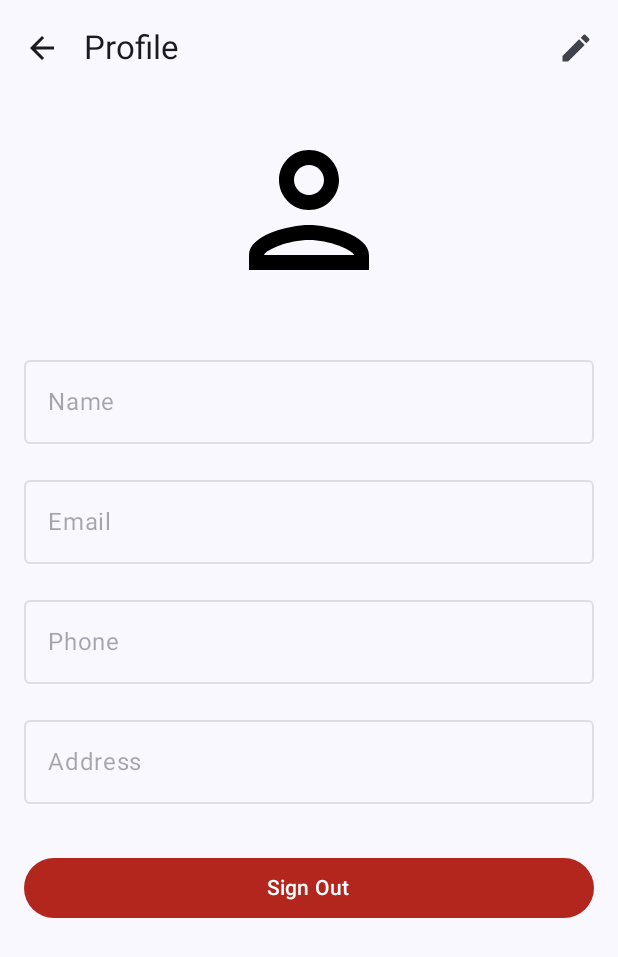
After one commit to Prashanthreddy0123/S3253352, an Android app built with Jetpack Compose: the ProfileScreen screen opened through its navigation route, on a phone screen of 412 x 824 dp. The commit adds this screen. Shown: the top 957 px of the screen. Run offline under Robolectric (Android 15) with nearby library versions, the phone set to English and light mode, and no system bars; our stand-ins replace Dagger/Hilt's generated code, Firebase (no records; nobody signed in at launch, a user with empty details on screens opened directly), Room's generated code; network calls fail; pictures from the network do not load.

Commit message:
commit 15

```diff
--- a/app/build.gradle.kts
+++ b/app/build.gradle.kts
@@ -53,6 +53,7 @@ android {
 }
 
 dependencies {
+    implementation("androidx.compose.material:material-icons-extended:1.7.5")
     implementation("androidx.navigation:navigation-compose:2.8.3")
 
     // Firebase
--- a/app/src/main/java/uk/ac/tees/mad/estore/MainActivity.kt
+++ b/app/src/main/java/uk/ac/tees/mad/estore/MainActivity.kt
@@ -24,6 +24,7 @@ import uk.ac.tees.mad.estore.ui.screens.checkout.CheckoutScreen
 import uk.ac.tees.mad.estore.ui.screens.favorite.FavoritesScreen
 import uk.ac.tees.mad.estore.ui.screens.home.HomeScreen
 import uk.ac.tees.mad.estore.ui.screens.productdetail.ProductDetailsScreen
+import uk.ac.tees.mad.estore.ui.screens.profile.ProfileScreen
 import uk.ac.tees.mad.estore.ui.theme.EstoreTheme
 
 @AndroidEntryPoint
@@ -46,9 +47,11 @@ sealed class Screen(val route: String) {
     object ProductDetails : Screen("product_details/{productId}") {
         fun createRoute(productId: String) = "product_details/$productId"
     }
+
     object Checkout : Screen("checkout/{productId}") {
         fun createRoute(productId: String) = "checkout/$productId"
     }
+
     object Profile : Screen("profile")
     object Favorites : Screen("favorites")
 }
@@ -65,10 +68,11 @@ fun EstoreNavigation(
             Screen.ProductDetails.route,
             arguments = listOf(navArgument("productId") { type = NavType.StringType })
         ) { ProductDetailsScreen(navController = navController) }
-        composable(Screen.Checkout.route,
+        composable(
+            Screen.Checkout.route,
             arguments = listOf(navArgument("productId") { type = NavType.StringType })
         ) { CheckoutScreen(navController) }
-        composable(Screen.Profile.route) { }
+        composable(Screen.Profile.route) { ProfileScreen(navController) }
         composable(Screen.Favorites.route) { FavoritesScreen(navController) }
     }
 }
--- a/app/src/main/java/uk/ac/tees/mad/estore/di/AppModule.kt
+++ b/app/src/main/java/uk/ac/tees/mad/estore/di/AppModule.kt
@@ -3,6 +3,8 @@ package uk.ac.tees.mad.estore.di
 import android.content.Context
 import androidx.room.Room
 import com.google.firebase.auth.FirebaseAuth
+import com.google.firebase.firestore.FirebaseFirestore
+import com.google.firebase.storage.FirebaseStorage
 import dagger.Module
 import dagger.Provides
 import dagger.hilt.InstallIn
@@ -26,6 +28,15 @@ object AppModule {
     @Provides
     @Singleton
     fun provideFirebaseAuth(): FirebaseAuth = FirebaseAuth.getInstance()
+
+    @Provides
+    @Singleton
+    fun provideFirebaseFirestore(): FirebaseFirestore = FirebaseFirestore.getInstance()
+
+
+    @Provides
+    @Singleton
+    fun provideFirebaseStorage(): FirebaseStorage = FirebaseStorage.getInstance()
 
     @Provides
     @Singleton
--- a/app/src/main/java/uk/ac/tees/mad/estore/ui/screens/home/HomeScreen.kt
+++ b/app/src/main/java/uk/ac/tees/mad/estore/ui/screens/home/HomeScreen.kt
@@ -21,7 +21,6 @@ import androidx.compose.material.icons.Icons
 import androidx.compose.material.icons.filled.Favorite
 import androidx.compose.material.icons.filled.Person
 import androidx.compose.material.icons.filled.Search
-import androidx.compose.material.icons.filled.ShoppingCart
 import androidx.compose.material.icons.filled.Star
 import androidx.compose.material3.Button
 import androidx.compose.material3.Card
--- /dev/null
+++ b/app/src/main/java/uk/ac/tees/mad/estore/ui/screens/profile/ProfileScreen.kt
@@ -0,0 +1,251 @@
+package uk.ac.tees.mad.estore.ui.screens.profile
+
+import android.net.Uri
+import androidx.compose.foundation.Image
+import androidx.compose.foundation.background
+import androidx.compose.foundation.layout.Arrangement
+import androidx.compose.foundation.layout.Box
+import androidx.compose.foundation.layout.Column
+import androidx.compose.foundation.layout.Row
+import androidx.compose.foundation.layout.fillMaxSize
+import androidx.compose.foundation.layout.fillMaxWidth
+import androidx.compose.foundation.layout.padding
+import androidx.compose.foundation.layout.size
+import androidx.compose.foundation.rememberScrollState
+import androidx.compose.foundation.shape.CircleShape
+import androidx.compose.foundation.shape.RoundedCornerShape
+import androidx.compose.foundation.text.KeyboardOptions
+import androidx.compose.foundation.verticalScroll
+import androidx.compose.material.icons.Icons
+import androidx.compose.material.icons.filled.ArrowBack
+import androidx.compose.material.icons.filled.Edit
+import androidx.compose.material.icons.filled.PhotoCamera
+import androidx.compose.material.icons.filled.PhotoLibrary
+import androidx.compose.material.icons.outlined.Person
+import androidx.compose.material3.Button
+import androidx.compose.material3.ButtonDefaults
+import androidx.compose.material3.CircularProgressIndicator
+import androidx.compose.material3.ExperimentalMaterial3Api
+import androidx.compose.material3.Icon
+import androidx.compose.material3.IconButton
+import androidx.compose.material3.MaterialTheme
+import androidx.compose.material3.OutlinedTextField
+import androidx.compose.material3.Scaffold
+import androidx.compose.material3.Text
+import androidx.compose.material3.TopAppBar
+import androidx.compose.runtime.Composable
+import androidx.compose.runtime.collectAsState
+import androidx.compose.runtime.getValue
+import androidx.compose.ui.Alignment
+import androidx.compose.ui.Modifier
+import androidx.compose.ui.draw.clip
+import androidx.compose.ui.layout.ContentScale
+import androidx.compose.ui.platform.LocalContext
+import androidx.compose.ui.text.input.KeyboardType
+import androidx.compose.ui.unit.dp
+import androidx.hilt.navigation.compose.hiltViewModel
+import androidx.navigation.NavHostController
+import coil.compose.AsyncImage
+
+@OptIn(ExperimentalMaterial3Api::class)
+@Composable
+fun ProfileScreen(
+    navController: NavHostController,
+    viewModel: ProfileViewModel = hiltViewModel()
+) {
+    val uiState by viewModel.uiState.collectAsState()
+    val context = LocalContext.current
+
+
+    Scaffold(
+        topBar = {
+            TopAppBar(
+                title = { Text("Profile") },
+                navigationIcon = {
+                    IconButton(onClick = { navController.navigateUp() }) {
+                        Icon(Icons.Default.ArrowBack, contentDescription = "Back")
+                    }
+                },
+                actions = {
+
+                    IconButton(onClick = { }) {
+                        Icon(Icons.Default.Edit, contentDescription = "Edit")
+                    }
+
+                }
+            )
+        }
+    ) { padding ->
+        if (uiState.isLoading) {
+            Box(
+                modifier = Modifier
+                    .fillMaxSize()
+                    .padding(padding),
+                contentAlignment = Alignment.Center
+            ) {
+                CircularProgressIndicator()
+            }
+        } else {
+            Column(
+                modifier = Modifier
+                    .fillMaxSize()
+                    .padding(padding)
+                    .verticalScroll(rememberScrollState()),
+                horizontalAlignment = Alignment.CenterHorizontally
+            ) {
+                ProfileImageSection(
+                    imageUri = uiState.profilePictureUri,
+                    isEditing = uiState.isEditing,
+                    onCameraClick = {
+
+                    },
+                    onGalleryClick = {
+
+                    }
+                )
+
+                ProfileDetailsSection(
+                    uiState = uiState,
+                    onValueChange = viewModel::updateField
+                )
+
+                if (uiState.isEditing) {
+                    Button(
+                        onClick = { },
+                        modifier = Modifier
+                            .fillMaxWidth()
+                            .padding(16.dp)
+                    ) {
+                        Text("Save Changes")
+                    }
+                }
+
+                Button(
+                    onClick = { },
+                    modifier = Modifier
+                        .fillMaxWidth()
+                        .padding(16.dp),
+                    colors = ButtonDefaults.buttonColors(
+                        containerColor = MaterialTheme.colorScheme.error
+                    )
+                ) {
+                    Text("Sign Out")
+                }
+            }
+        }
+    }
+}
+
+@Composable
+fun ProfileImageSection(
+    imageUri: Uri?,
+    isEditing: Boolean,
+    onCameraClick: () -> Unit,
+    onGalleryClick: () -> Unit
+) {
+    Box(
+        modifier = Modifier
+            .padding(16.dp)
+            .size(120.dp)
+    ) {
+        // Profile Image
+        imageUri?.let { img ->
+            AsyncImage(
+                model = img,
+                contentDescription = "Profile Picture",
+                modifier = Modifier
+                    .fillMaxSize()
+                    .clip(CircleShape),
+                contentScale = ContentScale.Crop
+            )
+        } ?: Image(
+            imageVector = Icons.Outlined.Person,
+            contentDescription = "Profile Picture",
+            modifier = Modifier
+                .fillMaxSize()
+                .clip(CircleShape),
+            contentScale = ContentScale.Crop
+        )
+
+        // Edit
+        if (isEditing) {
+            Row(
+                modifier = Modifier
+                    .align(Alignment.BottomCenter)
+                    .background(
+                        MaterialTheme.colorScheme.surface.copy(alpha = 0.7f),
+                        RoundedCornerShape(8.dp)
+                    )
+                    .padding(4.dp)
+            ) {
+                IconButton(
+                    onClick = onCameraClick,
+                    modifier = Modifier.size(32.dp)
+                ) {
+                    Icon(
+                        Icons.Default.PhotoCamera,
+                        contentDescription = "Take Photo",
+                        tint = MaterialTheme.colorScheme.primary
+                    )
+                }
+                IconButton(
+                    onClick = onGalleryClick,
+                    modifier = Modifier.size(32.dp)
+                ) {
+                    Icon(
+                        Icons.Default.PhotoLibrary,
+                        contentDescription = "Choose from Gallery",
+                        tint = MaterialTheme.colorScheme.primary
+                    )
+                }
+            }
+        }
+    }
+}
+
+@Composable
+fun ProfileDetailsSection(
+    uiState: ProfileUiState,
+    onValueChange: (ProfileUiState) -> Unit
+) {
+    Column(
+        modifier = Modifier
+            .fillMaxWidth()
+            .padding(16.dp),
+        verticalArrangement = Arrangement.spacedBy(16.dp)
+    ) {
+        OutlinedTextField(
+            value = uiState.name,
+            onValueChange = { onValueChange(uiState.copy(name = it)) },
+            label = { Text("Name") },
+            modifier = Modifier.fillMaxWidth(),
+            enabled = uiState.isEditing
+        )
+
+        OutlinedTextField(
+            value = uiState.email,
+            onValueChange = { onValueChange(uiState.copy(email = it)) },
+            label = { Text("Email") },
+            modifier = Modifier.fillMaxWidth(),
+            enabled = false // Email cannot be edited
+        )
+
+        OutlinedTextField(
+            value = uiState.phone,
+            onValueChange = { onValueChange(uiState.copy(phone = it)) },
+            label = { Text("Phone") },
+            modifier = Modifier.fillMaxWidth(),
+            enabled = uiState.isEditing,
+            keyboardOptions = KeyboardOptions(keyboardType = KeyboardType.Phone)
+        )
+
+        OutlinedTextField(
+            value = uiState.address,
+            onValueChange = { onValueChange(uiState.copy(address = it)) },
+            label = { Text("Address") },
+            modifier = Modifier.fillMaxWidth(),
+            enabled = uiState.isEditing,
+            maxLines = 3
+        )
+    }
+}
```
